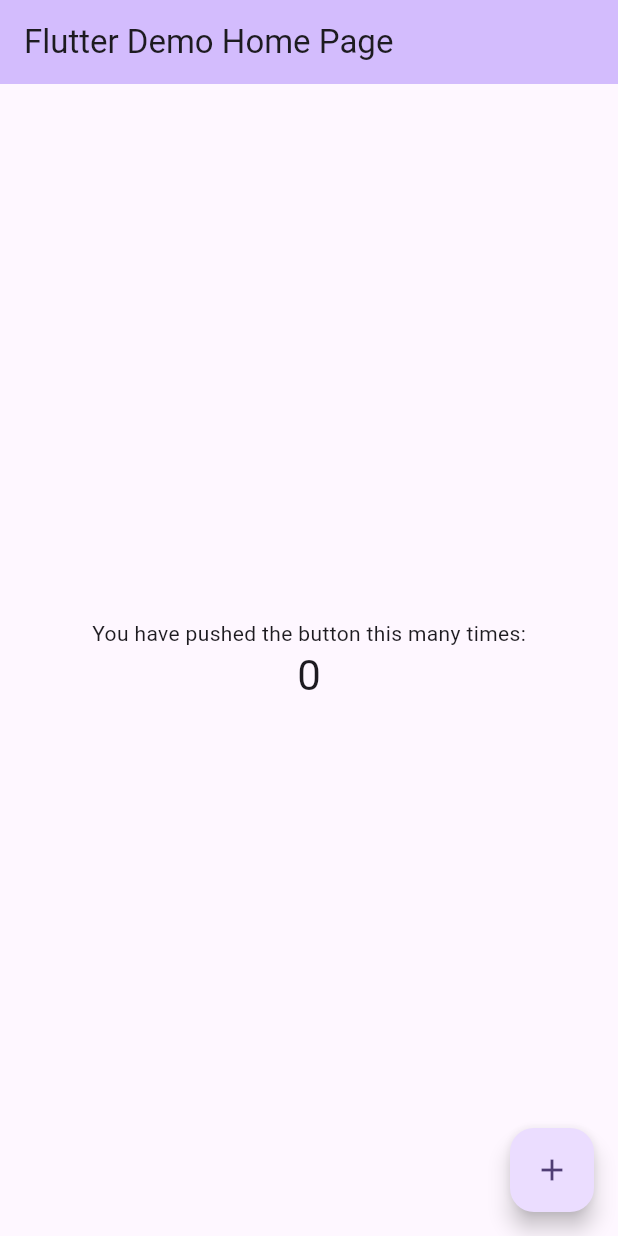
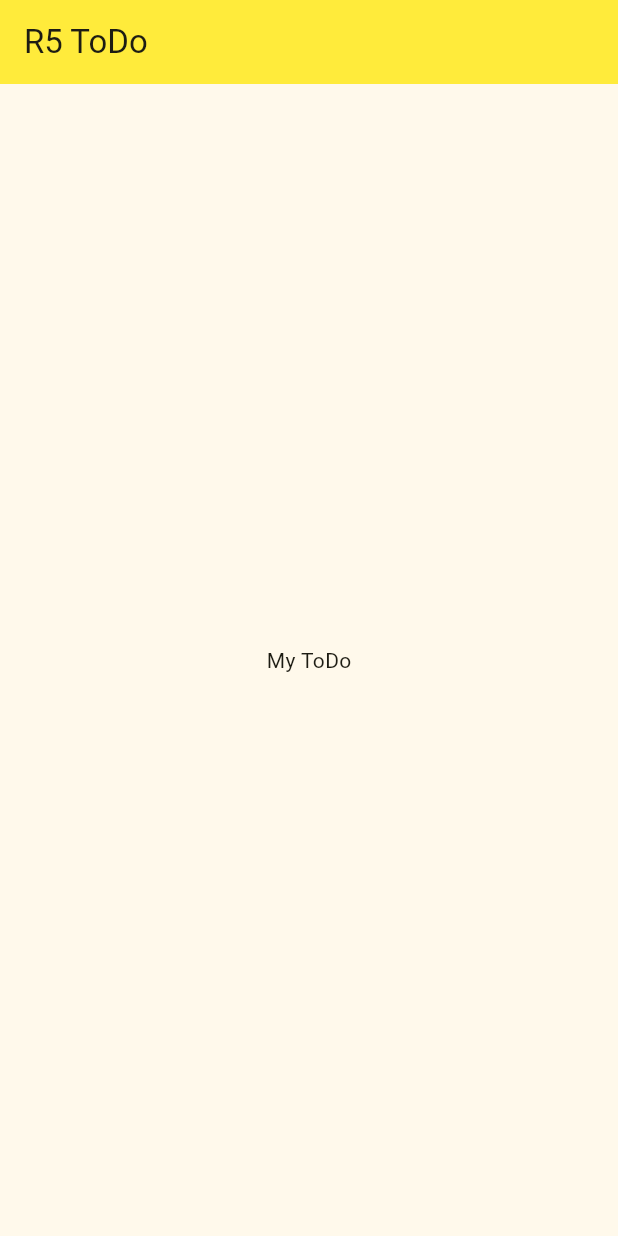
Before and after one commit to eacardenase/r5_todo_app, a Flutter app: the screen it shows after launch, on a phone screen of 412 x 824 dp. Run offline on Flutter 3.47's test engine with Material 3 defaults, Android fonts, the phone set to English and light mode, and no system bars.

Commit message:
feat: project setup and initial screen

```diff
--- a/lib/main.dart
+++ b/lib/main.dart
@@ -1,4 +1,5 @@
 import 'package:flutter/material.dart';
+import 'package:r5_todo_app/screens/tasks.dart';
 
 void main() {
   runApp(const MyApp());
@@ -11,115 +12,14 @@
   @override
   Widget build(BuildContext context) {
     return MaterialApp(
-      title: 'Flutter Demo',
+      title: 'R5 ToDo',
+      debugShowCheckedModeBanner: false,
       theme: ThemeData(
-        // This is the theme of your application.
-        //
-        // TRY THIS: Try running your application with "flutter run". You'll see
-        // the application has a purple toolbar. Then, without quitting the app,
-        // try changing the seedColor in the colorScheme below to Colors.green
-        // and then invoke "hot reload" (save your changes or press the "hot
-        // reload" button in a Flutter-supported IDE, or press "r" if you used
-        // the command line to start the app).
-        //
-        // Notice that the counter didn't reset back to zero; the application
-        // state is not lost during the reload. To reset the state, use hot
-        // restart instead.
-        //
-        // This works for code too, not just values: Most code changes can be
-        // tested with just a hot reload.
-        colorScheme: ColorScheme.fromSeed(seedColor: Colors.deepPurple),
-        useMaterial3: true,
+        colorScheme: ColorScheme.fromSeed(
+          seedColor: Colors.yellow,
+        ),
       ),
-      home: const MyHomePage(title: 'Flutter Demo Home Page'),
+      home: const TasksScreen(),
     );
   }
 }
-
-class MyHomePage extends StatefulWidget {
-  const MyHomePage({super.key, required this.title});
-
-  // This widget is the home page of your application. It is stateful, meaning
-  // that it has a State object (defined below) that contains fields that affect
-  // how it looks.
-
-  // This class is the configuration for the state. It holds the values (in this
-  // case the title) provided by the parent (in this case the App widget) and
-  // used by the build method of the State. Fields in a Widget subclass are
-  // always marked "final".
-
-  final String title;
-
-  @override
-  State<MyHomePage> createState() => _MyHomePageState();
-}
-
-class _MyHomePageState extends State<MyHomePage> {
-  int _counter = 0;
-
-  void _incrementCounter() {
-    setState(() {
-      // This call to setState tells the Flutter framework that something has
-      // changed in this State, which causes it to rerun the build method below
-      // so that the display can reflect the updated values. If we changed
-      // _counter without calling setState(), then the build method would not be
-      // called again, and so nothing would appear to happen.
-      _counter++;
-    });
-  }
-
-  @override
-  Widget build(BuildContext context) {
-    // This method is rerun every time setState is called, for instance as done
-    // by the _incrementCounter method above.
-    //
-    // The Flutter framework has been optimized to make rerunning build methods
-    // fast, so that you can just rebuild anything that needs updating rather
-    // than having to individually change instances of widgets.
-    return Scaffold(
-      appBar: AppBar(
-        // TRY THIS: Try changing the color here to a specific color (to
-        // Colors.amber, perhaps?) and trigger a hot reload to see the AppBar
-        // change color while the other colors stay the same.
-        backgroundColor: Theme.of(context).colorScheme.inversePrimary,
-        // Here we take the value from the MyHomePage object that was created by
-        // the App.build method, and use it to set our appbar title.
-        title: Text(widget.title),
-      ),
-      body: Center(
-        // Center is a layout widget. It takes a single child and positions it
-        // in the middle of the parent.
-        child: Column(
-          // Column is also a layout widget. It takes a list of children and
-          // arranges them vertically. By default, it sizes itself to fit its
-          // children horizontally, and tries to be as tall as its parent.
-          //
-          // Column has various properties to control how it sizes itself and
-          // how it positions its children. Here we use mainAxisAlignment to
-          // center the children vertically; the main axis here is the vertical
-          // axis because Columns are vertical (the cross axis would be
-          // horizontal).
-          //
-          // TRY THIS: Invoke "debug painting" (choose the "Toggle Debug Paint"
-          // action in the IDE, or press "p" in the console), to see the
-          // wireframe for each widget.
-          mainAxisAlignment: MainAxisAlignment.center,
-          children: <Widget>[
-            const Text(
-              'You have pushed the button this many times:',
-            ),
-            Text(
-              '$_counter',
-              style: Theme.of(context).textTheme.headlineMedium,
-            ),
-          ],
-        ),
-      ),
-      floatingActionButton: FloatingActionButton(
-        onPressed: _incrementCounter,
-        tooltip: 'Increment',
-        child: const Icon(Icons.add),
-      ), // This trailing comma makes auto-formatting nicer for build methods.
-    );
-  }
-}
--- /dev/null
+++ b/lib/screens/tasks.dart
@@ -0,0 +1,22 @@
+import 'package:flutter/material.dart';
+
+class TasksScreen extends StatelessWidget {
+  const TasksScreen({super.key});
+
+  @override
+  Widget build(BuildContext context) {
+    return Scaffold(
+      appBar: AppBar(
+        title: const Text(
+          "R5 ToDo",
+        ),
+        backgroundColor: Colors.yellow,
+      ),
+      body: const Center(
+        child: Text(
+          'My ToDo',
+        ),
+      ),
+    );
+  }
+}
```
Also changed, not shown: lib/models/task.dart (added, +9 -0 lines), lib/widgets/tasks_list/task_item.dart (added, +20 -0 lines), lib/widgets/tasks_list/task_list.dart (added, +14 -0 lines).
